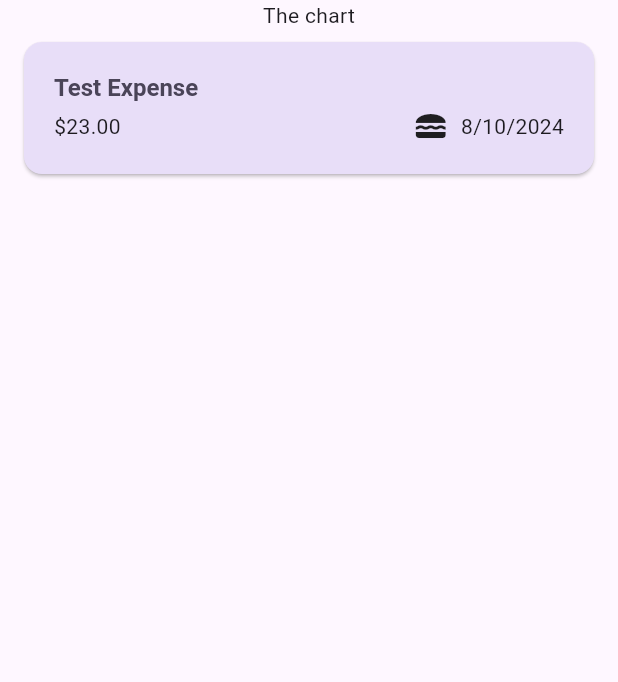
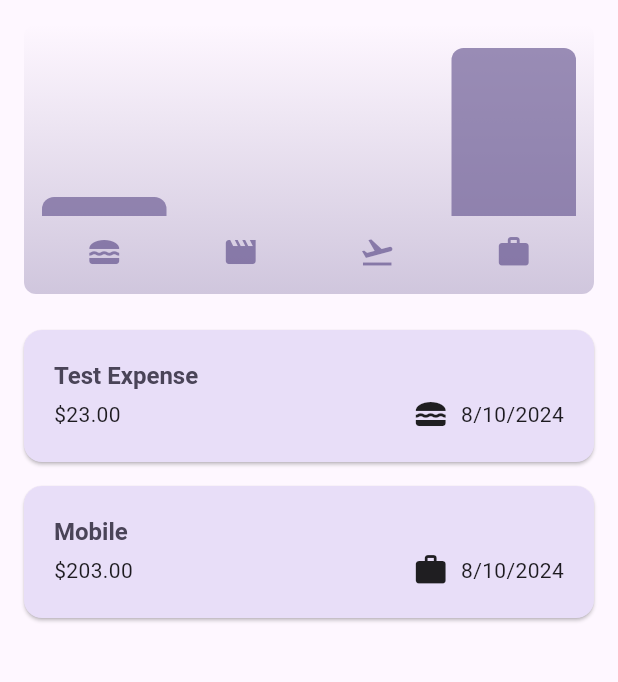
Before and after one commit to avijeetpandey/expense_tracker, a Flutter app: the screen it shows after launch, on a phone screen of 412 x 824 dp, the part 84-766 px from its top. Run offline on Flutter 3.47's test engine with Material 3 defaults, Android fonts, the phone set to English and light mode, and no system bars.

Commit message:
add: chart widget (#4)

```diff
--- a/lib/expenses.dart
+++ b/lib/expenses.dart
@@ -1,4 +1,5 @@
 import 'package:expense_tracker/models/category.dart';
+import 'package:expense_tracker/widgets/chart.dart';
 import 'package:expense_tracker/widgets/expenses_list.dart';
 import 'package:expense_tracker/widgets/new_expense.dart';
 import 'package:flutter/material.dart';
@@ -17,7 +18,12 @@ class _ExpensesState extends State<Expenses> {
         title: "Test Expense",
         amount: 23,
         time: DateTime.now(),
-        category: ExpenseCategory.food)
+        category: ExpenseCategory.food),
+    Expense(
+        title: "Mobile",
+        amount: 203,
+        time: DateTime.now(),
+        category: ExpenseCategory.work),
   ];
 
   void _openAddExpenseOverlay() {
@@ -85,7 +91,7 @@ class _ExpensesState extends State<Expenses> {
       ),
       body: Column(
         children: [
-          const Text("The chart"),
+          Chart(expenses: _registeredExpenses),
           Expanded(
             child: mainContent,
           )
--- /dev/null
+++ b/lib/widgets/chart.dart
@@ -0,0 +1,97 @@
+import 'package:expense_tracker/models/category.dart';
+import 'package:expense_tracker/models/expense_bucket.dart';
+import 'package:expense_tracker/widgets/chart_bar.dart';
+import 'package:flutter/material.dart';
+
+import 'package:expense_tracker/models/expense.dart';
+
+class Chart extends StatelessWidget {
+  const Chart({super.key, required this.expenses});
+
+  final List<Expense> expenses;
+
+  List<ExpenseBucket> get buckets {
+    return [
+      ExpenseBucket.forCategory(expenses, ExpenseCategory.food),
+      ExpenseBucket.forCategory(expenses, ExpenseCategory.lesiure),
+      ExpenseBucket.forCategory(expenses, ExpenseCategory.travel),
+      ExpenseBucket.forCategory(expenses, ExpenseCategory.work),
+    ];
+  }
+
+  double get maxTotalExpense {
+    double maxTotalExpense = 0;
+
+    for (final bucket in buckets) {
+      if (bucket.totalExpenses > maxTotalExpense) {
+        maxTotalExpense = bucket.totalExpenses;
+      }
+    }
+
+    return maxTotalExpense;
+  }
+
+  @override
+  Widget build(BuildContext context) {
+    final isDarkMode =
+        MediaQuery.of(context).platformBrightness == Brightness.dark;
+    return Container(
+      margin: const EdgeInsets.all(16),
+      padding: const EdgeInsets.symmetric(
+        vertical: 16,
+        horizontal: 8,
+      ),
+      width: double.infinity,
+      height: 180,
+      decoration: BoxDecoration(
+        borderRadius: BorderRadius.circular(8),
+        gradient: LinearGradient(
+          colors: [
+            Theme.of(context).colorScheme.primary.withOpacity(0.3),
+            Theme.of(context).colorScheme.primary.withOpacity(0.0)
+          ],
+          begin: Alignment.bottomCenter,
+          end: Alignment.topCenter,
+        ),
+      ),
+      child: Column(
+        children: [
+          Expanded(
+            child: Row(
+              crossAxisAlignment: CrossAxisAlignment.end,
+              children: [
+                for (final bucket in buckets) // alternative to map()
+                  ChartBar(
+                    fill: bucket.totalExpenses == 0
+                        ? 0
+                        : bucket.totalExpenses / maxTotalExpense,
+                  )
+              ],
+            ),
+          ),
+          const SizedBox(height: 12),
+          Row(
+            children: buckets
+                .map(
+                  (bucket) => Expanded(
+                    child: Padding(
+                      padding: const EdgeInsets.symmetric(horizontal: 4),
+                      child: Icon(
+                        categoryIcons[bucket.category],
+                        color: isDarkMode
+                            ? Theme.of(context).colorScheme.secondary
+                            : Theme.of(context)
+                                .colorScheme
+                                .primary
+                                .withOpacity(0.7),
+                      ),
+                    ),
+                  ),
+                )
+                .toList(),
+          )
+        ],
+      ),
+    );
+  }
+}
--- /dev/null
+++ b/lib/widgets/chart_bar.dart
@@ -0,0 +1,34 @@
+import 'package:flutter/material.dart';
+
+class ChartBar extends StatelessWidget {
+  const ChartBar({
+    super.key,
+    required this.fill,
+  });
+
+  final double fill;
+
+  @override
+  Widget build(BuildContext context) {
+    final isDarkMode =
+        MediaQuery.of(context).platformBrightness == Brightness.dark;
+    return Expanded(
+      child: Padding(
+        padding: const EdgeInsets.symmetric(horizontal: 4),
+        child: FractionallySizedBox(
+          heightFactor: fill,
+          child: DecoratedBox(
+            decoration: BoxDecoration(
+              shape: BoxShape.rectangle,
+              borderRadius:
+                  const BorderRadius.vertical(top: Radius.circular(8)),
+              color: isDarkMode
+                  ? Theme.of(context).colorScheme.secondary
+                  : Theme.of(context).colorScheme.primary.withOpacity(0.65),
+            ),
+          ),
+        ),
+      ),
+    );
+  }
+}
```
